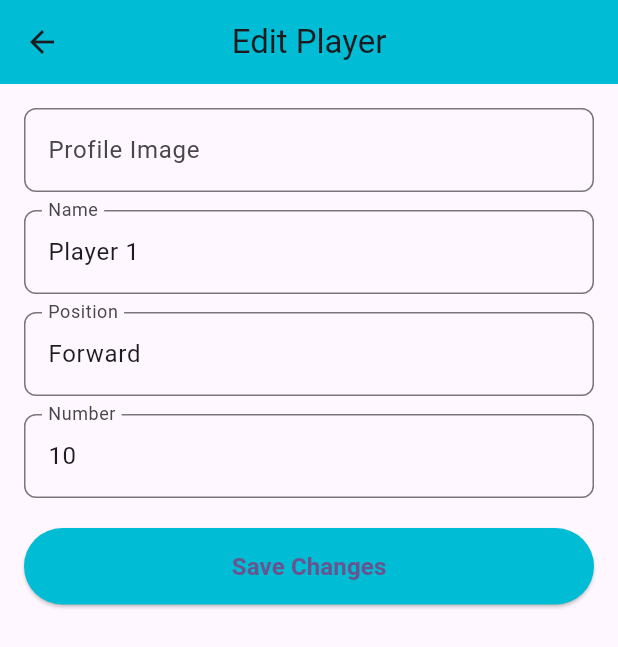
After one commit to dira28/flutter_11pplg1, a Flutter app: the FootballPage screen opened by its route, after a tap on "Player 1", on a phone screen of 412 x 824 dp. The commit adds this screen. Shown: the top 647 px of the screen. Run offline on Flutter 3.47's test engine with Material 3 defaults, Android fonts, the phone set to English and light mode, and no system bars; our stand-ins replace get.

Commit message:
getx football players

```diff
--- /dev/null
+++ b/lib/controllers/football_controller.dart
@@ -0,0 +1,35 @@
+import 'package:get/get.dart';
+import 'package:latihan1_11pplg1/models/football_model.dart';
+
+class FootballController extends GetxController {
+  var players = <FootballModel>[
+    FootballModel(
+      profileImage: "assets/profiile.png",
+      name: "Player 1",
+      position: "Forward",
+      number: 10,
+    ),
+    FootballModel(
+      profileImage: "assets/profiile.png",
+      name: "Player 2",
+      position: "Forward",
+      number: 11,
+    ),
+    FootballModel(
+      profileImage: "assets/profiile.png",
+      name: "Player 3",
+      position: "Forward",
+      number: 5,
+    ),
+    FootballModel(
+      profileImage: "assets/profiile.png",
+      name: "Player 4",
+      position: "Forward",
+      number: 7,
+    ),
+  ].obs;
+
+  void updatePlayer(int index, FootballModel updatedPlayer) {
+    players[index] = updatedPlayer;
+  }
+}
--- /dev/null
+++ b/lib/controllers/football_edit_controller.dart
@@ -0,0 +1,35 @@
+import 'package:flutter/material.dart';
+import 'package:get/get.dart';
+import 'package:latihan1_11pplg1/models/football_model.dart';
+import 'package:latihan1_11pplg1/controllers/football_controller.dart';
+
+class FootballEditController extends GetxController {
+  final txtImage = TextEditingController();
+  final txtName = TextEditingController();
+  final txtPosition = TextEditingController();
+  final txtNumber = TextEditingController();
+
+  void setData(FootballModel player) {
+    txtImage.text = player.profileImage;
+    txtName.text = player.name;
+    txtPosition.text = player.position;
+    txtNumber.text = player.number.toString();
+  }
+
+  void saveData(int index) {
+    final controller = Get.find<FootballController>();
+    controller.players[index] = FootballModel(
+      profileImage: txtImage.text,
+      name: txtName.text,
+      position: txtPosition.text,
+      number: int.tryParse(txtNumber.text) ?? 0,
+    );
+
+    Get.back();
+    Get.snackbar(
+      "success",
+      "Player updated successfully",
+      snackPosition: SnackPosition.BOTTOM,
+    );
+  }
+}
--- a/lib/main.dart
+++ b/lib/main.dart
@@ -2,6 +2,8 @@ import 'package:flutter/material.dart';
 import 'package:get/get.dart';
 import 'package:latihan1_11pplg1/login_page.dart';
 import 'package:latihan1_11pplg1/pages/Cac_Page.dart';
+import 'package:latihan1_11pplg1/routes/pages.dart';
+import 'package:latihan1_11pplg1/routes/routes.dart';
 
 void main() {
   runApp(const MyApp());
@@ -19,7 +21,8 @@ class MyApp extends StatelessWidget {
         colorScheme: ColorScheme.fromSeed(seedColor: Colors.deepPurple),
         useMaterial3: true,
       ),
-      home: CalculatorPage(),
+      initialRoute: AppRoutes.calculator,
+      getPages: AppPages.pages,
     );
   }
 }
--- /dev/null
+++ b/lib/models/football_model.dart
@@ -0,0 +1,13 @@
+class FootballModel {
+  String profileImage;
+  String name;
+  String position;
+  int number;
+
+  FootballModel({
+    required this.profileImage,
+    required this.name,
+    required this.position,
+    required this.number,
+  });
+}
--- a/lib/pages/Cac_Page.dart
+++ b/lib/pages/Cac_Page.dart
@@ -2,6 +2,7 @@ import 'package:flutter/material.dart';
 import 'package:get/get.dart';
 import 'package:get/get_core/src/get_main.dart';
 import 'package:latihan1_11pplg1/controllers/calculator_controller.dart';
+import 'package:latihan1_11pplg1/routes/routes.dart';
 import 'package:latihan1_11pplg1/widgets/widget_button.dart';
 import 'package:latihan1_11pplg1/widgets/widget_textfield.dart';
 
@@ -17,7 +18,7 @@ class CalculatorPage extends StatelessWidget {
     return Scaffold(
       appBar: AppBar(
         title: const Text("Kalkulator"),
-        backgroundColor: Colors.deepPurple,
+        backgroundColor: Colors.cyan,
       ),
       body: Padding(
         padding: const EdgeInsets.all(16),
@@ -86,6 +87,14 @@ class CalculatorPage extends StatelessWidget {
                 calculatorController.clear();
               },
             ),
+            const SizedBox(height: 20),
+            CustomButton(
+              text: 'Move to Football Player',
+              textColor: Colors.white,
+              onPressed: () {
+                Get.toNamed(AppRoutes.footballplayers);
+              },
+            ),
           ],
         ),
       ),
--- /dev/null
+++ b/lib/pages/football_edit_page.dart
@@ -0,0 +1,92 @@
+import 'package:flutter/material.dart';
+import 'package:get/get.dart';
+import 'package:latihan1_11pplg1/controllers/football_edit_controller.dart';
+import 'package:latihan1_11pplg1/models/football_model.dart';
+
+class FootballEditPage extends StatelessWidget {
+  FootballEditPage({super.key});
+
+  final FootballEditController editCtrl = Get.put(FootballEditController());
+
+  @override
+  Widget build(BuildContext context) {
+    final args = Get.arguments as Map<String, dynamic>? ?? {};
+    final int index = args['index'] ?? 0;
+    final FootballModel player = args['player'] as FootballModel;
+
+    if (editCtrl.txtName.text.isEmpty) {
+      editCtrl.setData(player);
+    }
+
+    return Scaffold(
+      appBar: AppBar(
+        title: const Text("Edit Player"),
+        centerTitle: true,
+        backgroundColor: Colors.cyan,
+      ),
+      body: Padding(
+        padding: const EdgeInsets.all(16.0),
+        child: ListView(
+          children: [
+            TextField(
+              decoration: InputDecoration(
+                labelText: "Profile Image",
+                border: OutlineInputBorder(
+                  borderRadius: BorderRadius.circular(8),
+                ),
+              ),
+            ),
+            const SizedBox(height: 12),
+            TextField(
+              controller: editCtrl.txtName,
+              decoration: InputDecoration(
+                labelText: "Name",
+                border: OutlineInputBorder(
+                  borderRadius: BorderRadius.circular(8),
+                ),
+              ),
+            ),
+            const SizedBox(height: 12),
+            TextField(
+              controller: editCtrl.txtPosition,
+              decoration: InputDecoration(
+                labelText: "Position",
+                border: OutlineInputBorder(
+                  borderRadius: BorderRadius.circular(8),
+                ),
+              ),
+            ),
+            const SizedBox(height: 12),
+            TextField(
+              controller: editCtrl.txtNumber,
+              decoration: InputDecoration(
+                labelText: "Number",
+                border: OutlineInputBorder(
+                  borderRadius: BorderRadius.circular(8),
+                ),
+              ),
+              keyboardType: TextInputType.number,
+            ),
+            const SizedBox(height: 20),
+            SizedBox(
+              width: double.infinity,
+              child: ElevatedButton(
+                style: ElevatedButton.styleFrom(
+                  backgroundColor: Colors.cyan,
+                  padding: const EdgeInsets.symmetric(vertical: 14),
+                ),
+                onPressed: () {
+                  editCtrl.saveData(index);
+                },
+                child: const Text(
+                  "Save Changes",
+                  style: TextStyle(fontSize: 16, fontWeight: FontWeight.bold),
+                ),
+              ),
+            ),
+          ],
+        ),
+      ),
+    );
+  }
+}
--- /dev/null
+++ b/lib/pages/football_page.dart
@@ -0,0 +1,41 @@
+import 'package:flutter/material.dart';
+import 'package:get/get.dart';
+import 'package:latihan1_11pplg1/controllers/football_controller.dart';
+import 'package:latihan1_11pplg1/models/football_model.dart';
+import 'package:latihan1_11pplg1/routes/routes.dart';
+
+class FootballPage extends StatelessWidget {
+  FootballPage({super.key});
+  final FootballController footballController = Get.put(FootballController());
+
+  @override
+  Widget build(BuildContext context) {
+    return Scaffold(
+      appBar: AppBar(title: const Text("My Football Player")),
+      body: Container(
+        margin: const EdgeInsets.all(10),
+        child: Obx(
+          () => ListView.builder(
+            itemCount: footballController.players.length,
+            itemBuilder: (context, index) {
+              FootballModel player = footballController.players[index];
+              return ListTile(
+                leading: CircleAvatar(
+                  backgroundImage: AssetImage(player.profileImage),
+                ),
+                title: Text(player.name),
+                subtitle: Text("${player.position}. ${player.number}"),
+                onTap: () {
+                  Get.toNamed(
+                    AppRoutes.footballeditplayers,
+                    arguments: {'index': index, 'player': player},
+                  );
+                },
+              );
+            },
+          ),
+        ),
+      ),
+    );
+  }
+}
--- /dev/null
+++ b/lib/routes/pages.dart
@@ -0,0 +1,16 @@
+import 'package:get/route_manager.dart';
+import 'package:latihan1_11pplg1/pages/Cac_Page.dart';
+import 'package:latihan1_11pplg1/pages/football_edit_page.dart';
+import 'package:latihan1_11pplg1/pages/football_page.dart';
+import 'package:latihan1_11pplg1/routes/routes.dart';
+
+class AppPages {
+  static final pages = [
+    GetPage(name: AppRoutes.calculator, page: () => CalculatorPage()),
+    GetPage(name: AppRoutes.footballplayers, page: () => FootballPage()),
+    GetPage(
+      name: AppRoutes.footballeditplayers,
+      page: () => FootballEditPage(),
+    ),
+  ];
+}
--- /dev/null
+++ b/lib/routes/routes.dart
@@ -0,0 +1,6 @@
+class AppRoutes {
+  static const calculator = "/calculator";
+  static const footballplayers = "/footballplayers";
+  static const footballeditplayers = "/footballeditplayers";
+  //others here
+}
--- a/lib/widgets/widget_textfield.dart
+++ b/lib/widgets/widget_textfield.dart
@@ -21,7 +21,7 @@ class CustomTextField extends StatelessWidget {
         hintText: hintText,
         labelStyle: TextStyle(color: Colors.black),
         filled: true,
-        fillColor: Colors.cyan,
+        fillColor: Colors.white,
         border: OutlineInputBorder(borderRadius: BorderRadius.circular(8)),
       ),
       style: TextStyle(color: Colors.black),
--- a/pubspec.yaml
+++ b/pubspec.yaml
@@ -61,6 +61,7 @@ flutter:
   # To add assets to your application, add an assets section, like this:
   assets:
     - assets/kalkulator.png
+    - assets/profiile.png
 
 
   # An image asset can refer to one or more resolution-specific "variants", see
```
Also changed, not shown: assets/profiile.png (added).
